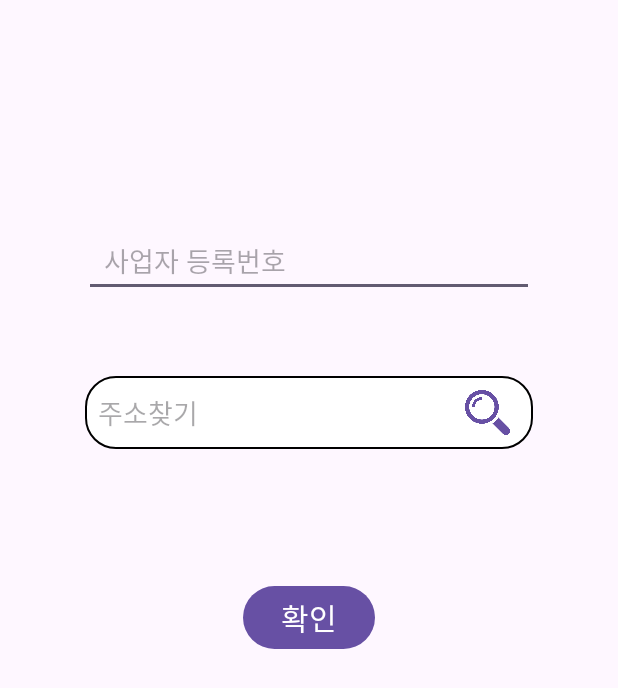
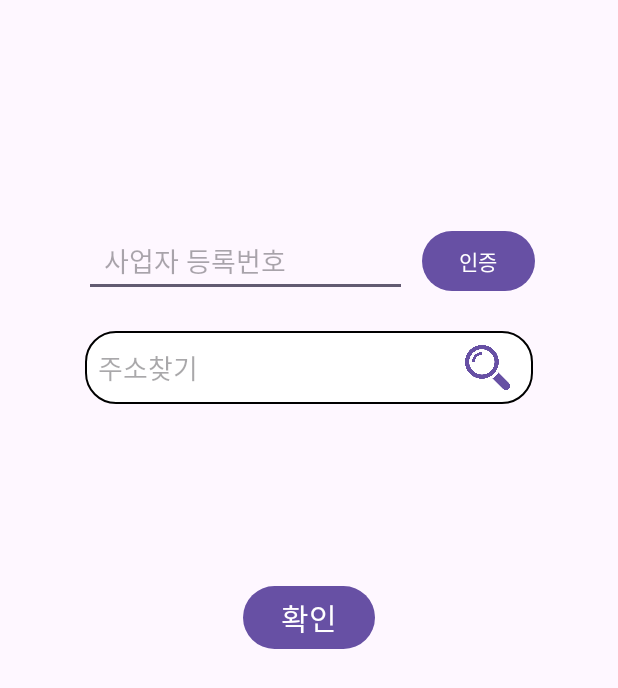
Before and after one commit to KimEuiSoo/project, an Android app: the screen it shows after launch (MainActivity), after a tap on "확인", on a phone screen of 412 x 824 dp. Shown: the top 688 px of the screen. Run offline under Robolectric (Android 15) with nearby library versions, the phone set to English and light mode, and no system bars.

```diff
--- a/New_Project/app/src/main/java/com/example/new_project/models/Global.kt
+++ b/New_Project/app/src/main/java/com/example/new_project/models/Global.kt
@@ -1,7 +1,10 @@
 package com.example.new_project.models
 
 import android.location.Location
+import com.example.new_project.util.api.registerApi
 
 class Global {
-
+    companion object {
+        var company: MutableList<>
+    }
 }
--- a/New_Project/app/src/main/java/com/example/new_project/view/myPageView/storeView/companyRegistration.kt
+++ b/New_Project/app/src/main/java/com/example/new_project/view/myPageView/storeView/companyRegistration.kt
@@ -9,9 +9,13 @@ import androidx.fragment.app.Fragment
 import android.view.LayoutInflater
 import android.view.View
 import android.view.ViewGroup
+import android.widget.Toast
 import com.example.new_project.MainActivity
 import com.example.new_project.databinding.FragmentCompanyRegistrationBinding
 import com.example.new_project.models.Global
+import com.example.new_project.models.companyData
+import com.example.new_project.models.store.StoreDB
+import com.example.new_project.models.store.StoreData
 import com.example.new_project.util.api.registerApi
 import java.lang.Exception
 import java.util.Locale
@@ -20,12 +24,16 @@ class companyRegistration : Fragment() {
     private var _binding: FragmentCompanyRegistrationBinding? = null
     private val binding get() = _binding!!
     private lateinit var context: Context
+    lateinit var item: List<companyData>
     lateinit var mainActivity: MainActivity
-    private lateinit var globals: Global
 
     //registerApi와 연결한 변수
     private val registerHelper: registerApi by lazy {
         registerApi.getInstance()
+    }
+
+    private val storeHelper: StoreDB by lazy {
+        StoreDB.getInstance(mainActivity.applicationContext)
     }
 
     //mainActivity와 연결하기 위한 함수
@@ -64,30 +72,48 @@ class companyRegistration : Fragment() {
 
     //국세청에 사업자등록번호가 등록되었는지 조회하는 함수
     fun registerClick() {
+        var code = 0
+        var bno = binding.register.text.toString()
         binding.btn1.setOnClickListener {
             try {
-                var code = 0
-                code = registerHelper.recievData(binding.register.text.toString())
-                /*when (code) {
+                code = registerHelper.recievData(bno)
+
+                when (code) {
                     1 -> Toast.makeText(mainActivity, "조회완료", Toast.LENGTH_SHORT).show()
                     2 -> Toast.makeText(mainActivity, "조회한 가맹점이 없습니다.", Toast.LENGTH_SHORT).show()
                     else -> Toast.makeText(mainActivity, "조회에러", Toast.LENGTH_SHORT).show()
-                }*/
+                }
                 //recievAddress(binding.address.text.toString())
-                Log.d("Location","lat : ${location.latitude}, lon : ${location.longitude}")
+                //Log.d("Location","lat : ${location.latitude}, lon : ${location.longitude}")
             } catch (e: Exception) {
 
+            }
+        }
+
+        binding.btn3.setOnClickListener {
+            if(code==1) {
+                try {
+                    var storeData = StoreData(
+                        "", "", "어디어디", "1.0 1.9", "학교",
+                        bno, "123123", "1"
+                    )
+                    storeHelper.insertData(storeData)
+                } catch (e: Exception) {
+
+                }
+            }
+            else{
+                Toast.makeText(mainActivity, "사업자번호를 인증하지 않았습니다.", Toast.LENGTH_SHORT).show()
             }
         }
     }
 
     //
-    fun addressSearch(){
+    fun addressSearch() {
         binding.btn2.setOnClickListener {
-            try{
-
-            }
-            catch (e:Exception){
+            try {
+                Toast.makeText(mainActivity, "", Toast.LENGTH_SHORT).show()
+            } catch (e: Exception) {
 
             }
         }
@@ -95,10 +121,14 @@ class companyRegistration : Fragment() {
 
     //주소에서 위경도로 변환된 값을 저장하는 변수
     lateinit var location: Location
+
     //주소를 위경도로 변환하는 함수
     fun recievAddress(address: String) {
         try {
-            location=Geocoder(mainActivity.applicationContext, Locale.KOREA).getFromLocationName(address, 1)
+            location = Geocoder(mainActivity.applicationContext, Locale.KOREA).getFromLocationName(
+                address,
+                1
+            )
                 ?.let {
                     Location("").apply {
                         latitude = it[0].latitude
--- a/New_Project/app/src/main/res/layout/fragment_company_registration.xml
+++ b/New_Project/app/src/main/res/layout/fragment_company_registration.xml
@@ -8,23 +8,40 @@
 
     <EditText
         android:id="@+id/register"
-        android:layout_centerHorizontal="true"
-        android:layout_width="300dp"
+        android:layout_width="215dp"
         android:layout_height="wrap_content"
         android:layout_marginTop="150dp"
+        android:layout_marginLeft="56dp"
         android:hint="  사업자 등록번호"/>
+    <Button
+        android:id="@+id/btn1"
+        android:layout_width="75dp"
+        android:layout_height="wrap_content"
+        android:layout_marginTop="150dp"
+        android:layout_marginLeft="281dp"
+        android:text="인증"
+        />
 
     <EditText
         android:id="@+id/address"
         android:layout_centerHorizontal="true"
         android:layout_width="300dp"
         android:layout_height="50dp"
-        android:layout_marginTop="250dp"
+        android:layout_marginTop="220dp"
         android:hint="  주소찾기"
         android:background="@drawable/box_border"/>
 
     <Button
-        android:id="@+id/btn1"
+        android:id="@+id/btn2"
+        android:layout_width="30dp"
+        android:layout_height="30dp"
+        android:layout_marginTop="230dp"
+        android:layout_marginLeft="310dp"
+        android:background="@drawable/address_btn"
+        />
+
+    <Button
+        android:id="@+id/btn3"
         android:layout_width="wrap_content"
         android:layout_height="wrap_content"
         android:layout_centerHorizontal="true"
@@ -33,13 +50,4 @@
         android:text="확인"
         />
 
-    <Button
-        android:id="@+id/btn2"
-        android:layout_width="30dp"
-        android:layout_height="30dp"
-        android:layout_marginTop="260dp"
-        android:layout_marginLeft="310dp"
-        android:background="@drawable/address_btn"
-        />
-
 </RelativeLayout>
```
Also changed, not shown: New_Project/app/src/main/java/com/example/new_project/models/store/StoreDB.kt (added, +122 -0 lines), New_Project/app/src/main/java/com/example/new_project/util/api/Api.kt (+26 -23 lines), New_Project/app/src/main/java/com/example/new_project/view/myPageView/storeView/companyInfo.kt (added, +49 -0 lines), New_Project/app/src/main/res/layout/fragment_company_info.xml (added, +14 -0 lines).
